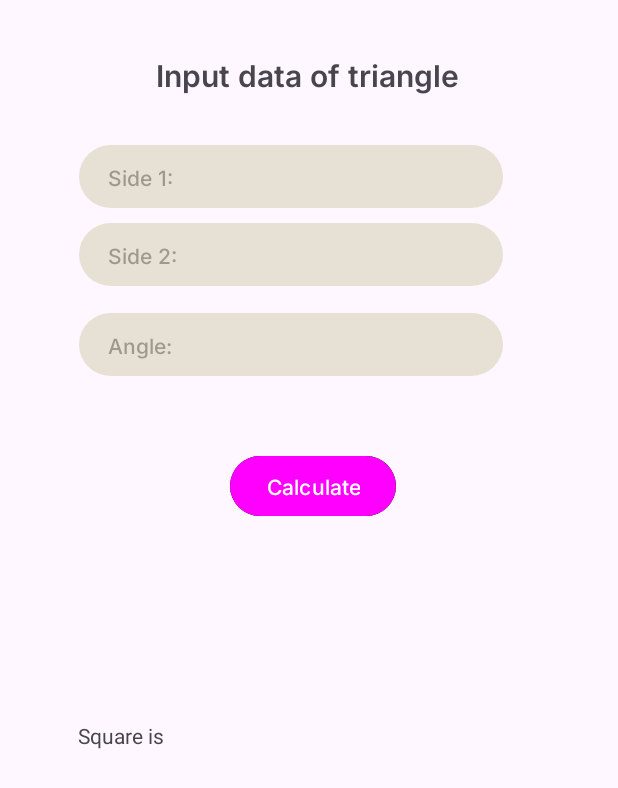
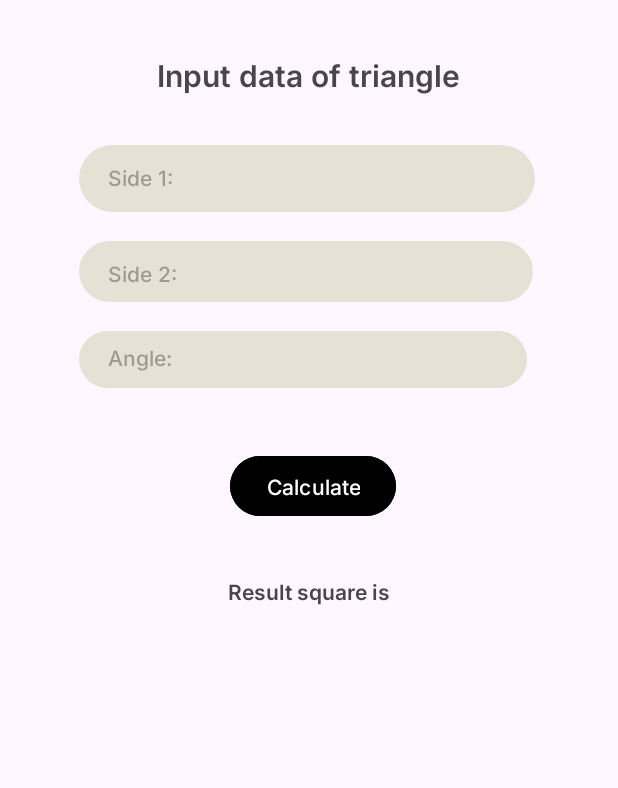
Before and after one commit to Ksyusha7650/AndroidFirstLaboratory, an Android app: the screen it shows after launch (MainActivity), on a phone screen of 412 x 824 dp. Shown: the top 788 px of the screen. Run offline under Robolectric (Android 15) with nearby library versions, the phone set to English and light mode, and no system bars.

Commit message:
tomorrow fix design

```diff
--- a/app/src/main/java/com/example/lab1/MainActivity.java
+++ b/app/src/main/java/com/example/lab1/MainActivity.java
@@ -1,32 +1,59 @@
 package com.example.lab1;
 
-import static java.lang.Math.PI;
-import static java.lang.Math.round;
+import static com.google.android.material.internal.ContextUtils.getActivity;
 
+import androidx.appcompat.app.AlertDialog;
 import androidx.appcompat.app.AppCompatActivity;
 
+import android.content.DialogInterface;
 import android.os.Bundle;
 import android.view.View;
 import android.widget.EditText;
 import android.widget.TextView;
 
 public class MainActivity extends AppCompatActivity {
-
+    EditText editTextA, editTextB, editTextAngle;
+    TextView textViewResult;
+    double A, B, angle;
     @Override
     protected void onCreate(Bundle savedInstanceState) {
         super.onCreate(savedInstanceState);
+        connectUIElements();
+    }
+
+    private void outputErrorDialog() {
+        AlertDialog.Builder builder = new AlertDialog.Builder(this);
+        builder.setTitle("Error!")
+                .setMessage("Something is going wrong! We are already working on it")
+                .setPositiveButton("OK", (dialog, id) -> dialog.cancel());
+    }
+
+    private void connectUIElements() {
         setContentView(R.layout.activity_main);
+        editTextA = findViewById(R.id.editTextSide1);
+        editTextB = findViewById(R.id.editTextSide2);
+        editTextAngle = findViewById(R.id.editTextAngle);
+        textViewResult = findViewById(R.id.textViewResult);
+    }
+
+    private void setValuesFromUIElements(){
+        A = Double.parseDouble(editTextA.getText().toString());
+        B = Double.parseDouble(editTextB.getText().toString());
+        angle = Integer.parseInt(editTextAngle.getText().toString());
     }
 
     public void buttonCalculateClick(View view) {
-        EditText editTextA = findViewById(R.id.editTextSide1);
-        double A = Double.parseDouble(editTextA.getText().toString());
-        EditText editTextB = findViewById(R.id.editTextSide2);
-        double B = Double.parseDouble(editTextB.getText().toString());
-        EditText editTextAngle = findViewById(R.id.editTextAngle);
-        double angle = Double.parseDouble(editTextAngle.getText().toString());
-        TextView textViewResult = findViewById(R.id.textViewResult);
-        double square = (double)1/2 * A * B * Math.sin(PI * angle/ 180);
-        textViewResult.setText(String.valueOf(square));
+        try{
+            setValuesFromUIElements();
+        }
+        catch (Exception exception){
+            outputErrorDialog();
+        }
+        double square = getSquare();
+        textViewResult.setText(String.valueOf((double) Math.round(square * 100) / 100)); // с точностью до 2 знаков после запятой
+    }
+
+    public double getSquare() { // вычисление площади треугольника как произведение двух сторон на синус угла между ними
+        return (double)1/2 * A * B * Math.sin(Math.toRadians(angle));
     }
 }
--- a/app/src/main/res/layout/activity_main.xml
+++ b/app/src/main/res/layout/activity_main.xml
@@ -4,6 +4,7 @@
     xmlns:tools="http://schemas.android.com/tools"
     android:layout_width="match_parent"
     android:layout_height="match_parent"
+    android:gravity="center"
     tools:context=".MainActivity">
 
     <TextView
@@ -27,11 +28,10 @@
         android:textSize="20sp"
         app:layout_constraintBottom_toBottomOf="parent"
         app:layout_constraintEnd_toEndOf="parent"
-        app:layout_constraintHorizontal_bias="0.498"
+        app:layout_constraintHorizontal_bias="0.5"
         app:layout_constraintStart_toStartOf="parent"
         app:layout_constraintTop_toTopOf="parent"
         app:layout_constraintVertical_bias="0.044" />
-
 
     <TextView
         android:id="@+id/textView2"
@@ -49,48 +49,71 @@
         android:layout_width="wrap_content"
         android:layout_height="wrap_content"
         android:layout_marginStart="72dp"
-        android:layout_marginTop="12dp"
+        android:layout_marginTop="8dp"
         android:fontFamily="@font/inter_medium"
         android:text="Angle:"
         app:layout_constraintStart_toStartOf="parent"
         app:layout_constraintTop_toTopOf="@+id/view3" />
 
-    <View
-        android:id="@+id/view3"
-        android:layout_width="284dp"
-        android:layout_height="43dp"
-        android:layout_marginStart="52dp"
-        android:layout_marginTop="208dp"
-        android:background="@drawable/view_bg"
-        app:layout_constraintStart_toStartOf="parent"
+
+
+
+
+    <EditText
+        android:id="@+id/editTextSide1"
+        android:layout_width="180dp"
+        android:layout_height="44dp"
+        android:layout_marginTop="96dp"
+        android:layout_marginEnd="68dp"
+        android:background="@drawable/edittext_bg"
+        android:ems="10"
+        android:fontFamily="@font/inter_medium"
+        android:inputType="numberDecimal"
+        android:textColor="@color/black"
+        android:textSize="14sp"
+        app:layout_constraintEnd_toEndOf="parent"
         app:layout_constraintTop_toTopOf="parent" />
 
-    <View
-        android:id="@+id/view2"
-        android:layout_width="284dp"
-        android:layout_height="43dp"
-        android:layout_marginStart="52dp"
-        android:layout_marginTop="148dp"
-        android:background="@drawable/view_bg"
-        app:layout_constraintStart_toStartOf="parent"
+    <EditText
+        android:id="@+id/editTextSide2"
+        android:layout_width="176dp"
+        android:layout_height="42dp"
+        android:layout_marginTop="160dp"
+        android:layout_marginEnd="72dp"
+        android:background="@drawable/edittext_bg"
+        android:ems="10"
+        android:fontFamily="@font/inter_medium"
+        android:inputType="numberDecimal"
+        android:textColor="@color/black"
+        android:textSize="14sp"
+        app:layout_constraintEnd_toEndOf="parent"
         app:layout_constraintTop_toTopOf="parent" />
-
     <View
         android:id="@+id/view"
-        android:layout_width="284dp"
-        android:layout_height="43dp"
+        android:layout_width="305dp"
+        android:layout_height="46dp"
         android:layout_marginStart="52dp"
         android:layout_marginTop="96dp"
         android:background="@drawable/view_bg"
         app:layout_constraintStart_toStartOf="parent"
         app:layout_constraintTop_toTopOf="parent" />
+    <View
+        android:id="@+id/view2"
+        android:layout_width="304dp"
+        android:layout_height="42dp"
+        android:layout_marginStart="52dp"
+        android:layout_marginTop="160dp"
+        android:background="@drawable/view_bg"
+        app:layout_constraintStart_toStartOf="parent"
+        app:layout_constraintTop_toTopOf="parent" />
+
 
     <EditText
-        android:id="@+id/editTextSide1"
-        android:layout_width="199dp"
-        android:layout_height="45dp"
-        android:layout_marginTop="96dp"
-        android:layout_marginEnd="80dp"
+        android:id="@+id/editTextAngle"
+        android:layout_width="174dp"
+        android:layout_height="39dp"
+        android:layout_marginTop="220dp"
+        android:layout_marginEnd="72dp"
         android:background="@drawable/edittext_bg"
         android:ems="10"
         android:fontFamily="@font/inter_medium"
@@ -101,49 +124,27 @@
         app:layout_constraintTop_toTopOf="parent" />
 
 
-    <EditText
-        android:id="@+id/editTextSide2"
-        android:layout_width="208dp"
-        android:layout_height="44dp"
-        android:layout_marginTop="148dp"
-        android:layout_marginEnd="72dp"
-        android:background="@drawable/edittext_bg"
-        android:ems="10"
-        android:fontFamily="@font/inter_medium"
-        android:inputType="numberDecimal"
-        android:textColor="@color/black"
-        android:textSize="14sp"
-        app:layout_constraintEnd_toEndOf="parent"
-        app:layout_constraintTop_toTopOf="parent" />
-
-    <EditText
-        android:id="@+id/editTextAngle"
-        android:layout_width="201dp"
-        android:layout_height="42dp"
-        android:layout_marginTop="208dp"
-        android:layout_marginEnd="80dp"
-        android:background="@drawable/edittext_bg"
-        android:ems="10"
-        android:fontFamily="@font/inter_medium"
-        android:inputType="numberDecimal"
-        android:textColor="@color/black"
-        android:textSize="14sp"
-        app:layout_constraintEnd_toEndOf="parent"
+    <View
+        android:id="@+id/view3"
+        android:layout_width="300dp"
+        android:layout_height="39dp"
+        android:layout_marginStart="52dp"
+        android:layout_marginTop="220dp"
+        android:background="@drawable/view_bg"
+        app:layout_constraintStart_toStartOf="parent"
         app:layout_constraintTop_toTopOf="parent" />
 
     <Button
         android:id="@+id/buttonCalculate"
-        style="@style/Button.White"
         android:layout_width="wrap_content"
         android:layout_height="wrap_content"
         android:layout_marginTop="300dp"
         android:layout_marginEnd="148dp"
-        android:backgroundTintMode="add"
+        android:backgroundTint="@color/black"
         android:fontFamily="@font/inter_medium"
+        android:onClick="buttonCalculateClick"
         android:text="Calculate"
-        android:theme="@style/Button.White"
         app:cornerRadius="20sp"
-        android:onClick="buttonCalculateClick"
         app:layout_constraintEnd_toEndOf="parent"
         app:layout_constraintTop_toTopOf="parent"
         app:rippleColor="@android:color/transparent" />
@@ -152,11 +153,41 @@
         android:id="@+id/textViewResult"
         android:layout_width="wrap_content"
         android:layout_height="wrap_content"
-        android:layout_marginStart="52dp"
-        android:layout_marginBottom="324dp"
-        android:text="Square is"
+        android:layout_marginStart="192dp"
+        android:layout_marginBottom="332dp"
+        android:fontFamily="@font/inter_semibold"
+        android:textAlignment="center"
+        android:textSize="16sp"
         app:layout_constraintBottom_toBottomOf="parent"
         app:layout_constraintStart_toStartOf="parent" />
 
+    <TextView
+        android:id="@+id/textView5"
+        android:layout_width="wrap_content"
+        android:layout_height="wrap_content"
+        android:layout_marginStart="152dp"
+        android:layout_marginTop="36dp"
+        android:fontFamily="@font/inter_semibold"
+        android:text="Result square is"
+        app:layout_constraintStart_toStartOf="parent"
+        app:layout_constraintTop_toBottomOf="@+id/buttonCalculate" />
+
+    <androidx.constraintlayout.widget.Group
+        android:id="@+id/group"
+        android:layout_width="wrap_content"
+        android:layout_height="wrap_content"
+        app:constraint_referenced_ids="editTextSide1,view,textView"
+        app:layout_constraintBottom_toTopOf="parent"
+        app:layout_constraintEnd_toStartOf="parent"
+        app:layout_constraintStart_toStartOf="parent"
+        app:layout_constraintTop_toTopOf="parent" />
+
+    <LinearLayout
+        android:layout_width="412dp"
+        android:layout_height="138dp"
+        android:orientation="horizontal"
+        tools:layout_editor_absoluteX="-2dp"
+        tools:layout_editor_absoluteY="657dp"></LinearLayout>
+
 
 </androidx.constraintlayout.widget.ConstraintLayout>
```
Also changed, not shown: 2 other files.
